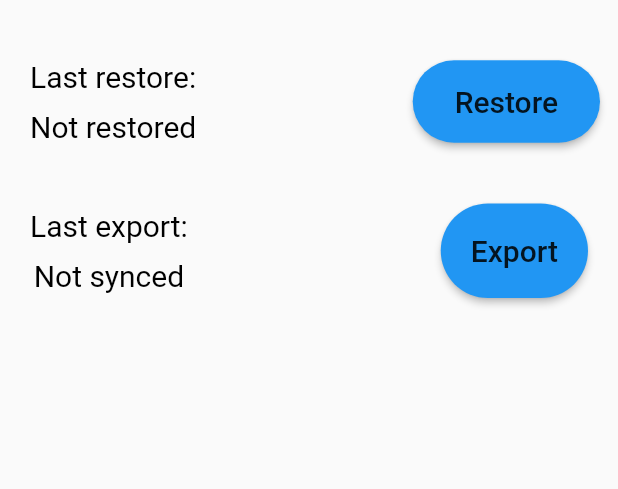
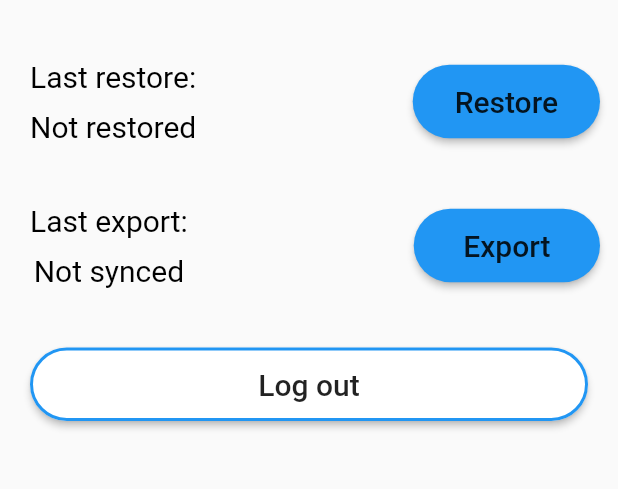
Before and after one commit to inowakowski/note_app_cdv, a Flutter app: the SettingsPage screen opened directly, on a phone screen of 412 x 824 dp, the part 287-776 px from its top. Run offline on Flutter 3.47's test engine with Material 2 defaults, Android fonts, the phone set to English and light mode, and no system bars; our stand-ins replace image_picker, sqflite; missing offline and left inert: azblob; accounts and stored records are empty.

Commit message:
visual changes in settings page

```diff
--- a/lib/screens/settings_page.dart
+++ b/lib/screens/settings_page.dart
@@ -1,9 +1,15 @@
+import 'dart:io';
+
 import 'package:flutter/material.dart';
 import 'package:intl/intl.dart';
 import 'package:notes_app/db_helper/db_helper.dart';
 import 'package:azblob/azblob.dart';
+import 'package:notes_app/screens/login_page.dart';
 import 'package:sqflite/sqflite.dart';
 import 'package:notes_app/modal_class/settings.dart';
+import 'package:notes_app/modal_class/notes.dart';
+import 'package:http/http.dart' as http;
+import 'dart:convert';
 
 class SettingsPage extends StatefulWidget {
   final String appBarTitle;
@@ -28,15 +34,21 @@ class SettingsPageState extends State<SettingsPage> {
   String restoreDate;
   Color statusColor;
   Color restoreColor;
+  bool isLogIn = true;
   var user = 'user0';
   SettingsPageState(this.appBarTitle);
 
   @override
   Widget build(BuildContext context) {
     if (settingsList == null) {
+      // settingsList = ['', ''];
       settingsList = ['Not restored', 'Not synced'];
       updateSettingsView();
     }
+
+    final brightness = Theme.of(context).brightness;
+    bool isDarkMode = brightness == Brightness.dark;
+
     return WillPopScope(
         onWillPop: () async {
           moveToLastScreen();
@@ -55,7 +67,7 @@ class SettingsPageState extends State<SettingsPage> {
                   _saveSettings();
                 }),
           ),
-          body: Column(
+          body: ListView(
             children: <Widget>[
               Padding(
                 padding: EdgeInsets.all(20.0),
@@ -78,10 +90,10 @@ class SettingsPageState extends State<SettingsPage> {
                           height: 10.0,
                         ),
                         Text(
-                          settingsList[0] ??
-                              restoreDate ??
-                              settingsList[0]['restoreDate'] ??
-                              settings.restoreDate,
+                          restoreDate ??
+                              settingsList[0] ??
+                              settings.restoreDate ??
+                              settingsList[0]['restoreDate'],
                           style: TextStyle(color: restoreColor),
                           overflow: TextOverflow.ellipsis,
                         ),
@@ -91,23 +103,25 @@ class SettingsPageState extends State<SettingsPage> {
                   Padding(
                     padding: const EdgeInsets.all(12.0),
                     child: MaterialButton(
-                      onPressed: () {
-                        restoreFromAzure();
-                      },
+                      disabledColor: Colors.grey,
+                      onPressed: isLogIn
+                          ? () {
+                              restoreFromAzure();
+                            }
+                          : null,
                       child: Padding(
                         padding: const EdgeInsets.only(
-                            top: 8.0, bottom: 8.0, left: 20.0, right: 20.0),
+                            left: 20.0, right: 20.0, top: 5.0, bottom: 5.0),
                         child: Text(
                           'Restore',
                           style: Theme.of(context).textTheme.headline6,
                         ),
                       ),
                       color: Colors.blue,
-                      textColor: Colors.white,
                       padding: EdgeInsets.all(8.0),
                       splashColor: Colors.blueAccent,
                       shape: RoundedRectangleBorder(
-                          borderRadius: BorderRadius.circular(300.0)),
+                          borderRadius: BorderRadius.circular(25.0)),
                     ),
                   ),
                 ],
@@ -126,8 +140,8 @@ class SettingsPageState extends State<SettingsPage> {
                           height: 10.0,
                         ),
                         Text(
-                          settingsList[1] ??
-                              lastSyncDate ??
+                          lastSyncDate ??
+                              settingsList[1] ??
                               settingsList[1]['lastSyncDate'] ??
                               settings.lastSyncDate,
                           style: TextStyle(color: statusColor),
@@ -137,28 +151,86 @@ class SettingsPageState extends State<SettingsPage> {
                     ),
                   ),
                   Padding(
-                    padding: const EdgeInsets.all(20.0),
+                    padding: const EdgeInsets.all(12.0),
                     child: MaterialButton(
-                      onPressed: () {
-                        syncNotes();
-                      },
+                      disabledColor: Colors.grey,
+                      onPressed: isLogIn
+                          ? () {
+                              syncNotes();
+                            }
+                          : null,
                       child: Padding(
-                        padding: const EdgeInsets.all(8.0),
+                        padding: const EdgeInsets.only(
+                            left: 25.0, right: 25.0, top: 5.0, bottom: 5.0),
                         child: Text(
                           'Export',
                           style: Theme.of(context).textTheme.headline6,
                         ),
                       ),
                       color: Colors.blue,
-                      textColor: Colors.white,
-                      padding: EdgeInsets.all(12.0),
+                      padding: EdgeInsets.all(8.0),
                       splashColor: Colors.blueAccent,
                       shape: RoundedRectangleBorder(
-                          borderRadius: BorderRadius.circular(300.0)),
+                          borderRadius: BorderRadius.circular(25.0)),
                     ),
                   ),
                 ],
               ),
+              Padding(
+                padding: const EdgeInsets.all(20.0),
+                child: MaterialButton(
+                  onPressed: () {
+//LoginPage();
+                    Navigator.push(
+                      context,
+                      MaterialPageRoute(
+                          builder: (context) => LogInPage("Log in")),
+                    );
+                  },
+                  child: Padding(
+                    padding: const EdgeInsets.only(
+                        left: 40.0, right: 40.0, top: 5.0, bottom: 5.0),
+                    child: Text(
+                      isLogIn ? 'Log out' : 'Log in',
+                      style: Theme.of(context).textTheme.headline6,
+                    ),
+                  ),
+                  color: isLogIn
+                      ? isDarkMode
+                          ? Colors.grey[850]
+                          : Colors.white
+                      : Colors.blue,
+                  padding: EdgeInsets.all(8.0),
+                  splashColor: Colors.blueAccent,
+                  shape: isLogIn
+                      ? RoundedRectangleBorder(
+                          borderRadius: BorderRadius.circular(25.0),
+                          side: BorderSide(color: Colors.blue, width: 2.0))
+                      : RoundedRectangleBorder(
+                          borderRadius: BorderRadius.circular(25.0)),
+                ),
+              ),
+              // Padding(
+              //   padding: const EdgeInsets.all(20.0),
+              //   child: MaterialButton(
+              //     onPressed: () {
+              //       helper.deleteAll();
+              //     },
+              //     child: Padding(
+              //       padding: const EdgeInsets.only(
+              //           left: 40.0, right: 40.0, top: 5.0, bottom: 5.0),
+              //       child: Text(
+              //         'Delete all notes',
+              //         style: Theme.of(context).textTheme.headline6,
+              //       ),
+              //     ),
+              //     color: Colors.blue,
+              //     padding: EdgeInsets.all(8.0),
+              //     splashColor: Colors.blueAccent,
+              //     shape: RoundedRectangleBorder(
+              //         borderRadius: BorderRadius.circular(25.0)),
+              //   ),
+              // ),
             ],
           ),
         ));
@@ -182,9 +254,10 @@ class SettingsPageState extends State<SettingsPage> {
 
       await storage.putBlob(
         '/$container/$fileName',
+        // '/$container/$user/$fileName',
         body: content,
       );
-      setState(() async {
+      setState(() {
         // settingsHelper.lastSyncDate =
         //     DateFormat.yMMMd().format(DateTime.now()) +
         //         ' ' +
@@ -195,10 +268,11 @@ class SettingsPageState extends State<SettingsPage> {
         //   await settingsHelper.insertSetiings(settings);
         // }
         lastSyncDate = DateFormat.yMMMd().format(DateTime.now()) +
-            ' ' +
+            '\n' +
             DateFormat.jms().format(DateTime.now());
         statusColor = Colors.green[600];
       });
+      // print('---------Export----------\n' + content);
     } on AzureStorageException catch (ex) {
       setState(() {
         lastSyncDate = 'Azure Storage Exception';
@@ -219,28 +293,40 @@ class SettingsPageState extends State<SettingsPage> {
   restoreFromAzure() async {
     try {
       String container = 'notter-project';
-      var storage = AzureStorage.parse(
-          'DefaultEndpointsProtocol=https;AccountName=notterprojectuser;AccountKey=ugCVzp4ihOOjoHtZzv9OhYbWpaeLl2Vv3hJ5Vt1y12e0I2NAxIQsSXelVE45Rm13UkwwKHJKT+9dIyh1TCYTHA==;EndpointSuffix=core.windows.net');
-      var body = storage.getBlob(
-        '/$container/notes.db',
-      );
 
-      print('------------------');
-      print('------------------');
-      print(body);
-      print('------------------');
-      setState(() async {
-        // var restoreStateDB = DateFormat.yMMMd().format(DateTime.now()) +
-        //     ' ' +
-        //     DateFormat.jms().format(DateTime.now());
+      var httpClient = http.Client();
+      var request = http.Request(
+          'GET',
+          Uri.parse(
+              'https://notterprojectuser.blob.core.windows.net/$container/$user//data/user/0/com.example.note_app_cdv/databases/notes.db'));
+      var response = await httpClient.send(request);
+      var body = await response.stream.bytesToString();
+      List<String> str = body
+          .replaceAll("}{", ";")
+          .replaceAll("{", "")
+          .replaceAll("}", "")
+          .split(",");
+      // Note note = Note.fromJson(jsonDecode(body));
+      // print(note.toMap());
+      print(str);
+      // print(note);
+      // await helper.deleteAll();
+      // for (int i = 0; i < contentList.length; i++) {
+      //   // await helper.insertNote(contentList[i]);
+      //   print(contentList[i]);
+      // }
+      setState(() {
+        var restoreStateDB = DateFormat.yMMMd().format(DateTime.now()) +
+            '\n' +
+            DateFormat.jms().format(DateTime.now());
         // settingsHelper.restoreDate = restoreStateDB;
-        // restoreDate = restoreStateDB;
+        restoreDate = restoreStateDB;
         // if (settings.id != null) {
         //   await settingsHelper.updateSettings(settings);
         // } else {
         //   await settingsHelper.insertSetiings(settings);
         // }
-        statusColor = Colors.green[600];
+        restoreColor = Colors.green[600];
       });
       restoreColor = Colors.green[600];
     } on AzureStorageException catch (ex) {
```
